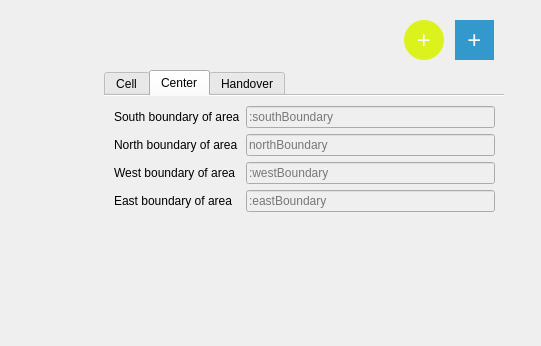
First picture: the form in LTEsimGeneratorGUI/Ui/Windows/newmapwindow.ui, repository moniss23/junit4, before the edit; both pictures show x 646 to 1187 and y 0 to 346 of the 1187 by 816 pixel window.
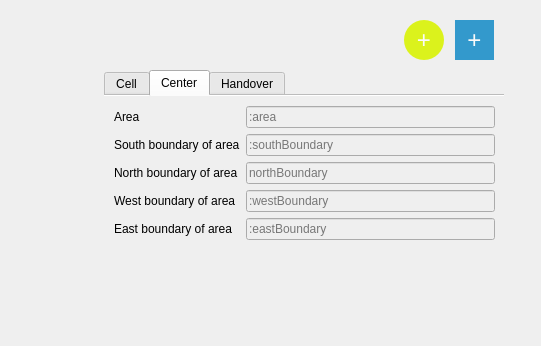
Second picture: the form after the edit. The open tabs and pages were chosen to show the change. Icons and pictures are not drawn.

```diff
--- a/LTEsimGeneratorGUI/Ui/Windows/newmapwindow.ui
+++ b/LTEsimGeneratorGUI/Ui/Windows/newmapwindow.ui
@@ -658,7 +658,7 @@
      <enum>QTabWidget::Rounded</enum>
     </property>
     <property name="currentIndex">
-     <number>2</number>
+     <number>1</number>
     </property>
     <property name="documentMode">
      <bool>true</bool>
@@ -1058,18 +1058,18 @@
         <x>10</x>
         <y>10</y>
         <width>381</width>
-        <height>111</height>
+        <height>161</height>
        </rect>
       </property>
       <layout class="QFormLayout" name="formLayout_4">
-       <item row="0" column="0">
-        <widget class="QLabel" name="center_label_1">
+       <item row="1" column="0">
+        <widget class="QLabel" name="center_label_2">
          <property name="text">
           <string>South boundary of area</string>
          </property>
         </widget>
        </item>
-       <item row="0" column="1">
+       <item row="1" column="1">
         <widget class="QLineEdit" name="southCenterBoundary">
          <property name="enabled">
           <bool>false</bool>
@@ -1079,14 +1079,14 @@
          </property>
         </widget>
        </item>
-       <item row="1" column="0">
-        <widget class="QLabel" name="center_label_2">
+       <item row="2" column="0">
+        <widget class="QLabel" name="center_label_3">
          <property name="text">
           <string>North boundary of area</string>
          </property>
         </widget>
        </item>
-       <item row="1" column="1">
+       <item row="2" column="1">
         <widget class="QLineEdit" name="northCenterBoundary">
          <property name="enabled">
           <bool>false</bool>
@@ -1096,14 +1096,14 @@
          </property>
         </widget>
        </item>
-       <item row="2" column="0">
-        <widget class="QLabel" name="center_label_3">
+       <item row="3" column="0">
+        <widget class="QLabel" name="center_label_4">
          <property name="text">
           <string>West boundary of area</string>
          </property>
         </widget>
        </item>
-       <item row="2" column="1">
+       <item row="3" column="1">
         <widget class="QLineEdit" name="westCenterBoundary">
          <property name="enabled">
           <bool>false</bool>
@@ -1113,7 +1113,7 @@
          </property>
         </widget>
        </item>
-       <item row="3" column="1">
+       <item row="4" column="1">
         <widget class="QLineEdit" name="eastCenterBoundary">
          <property name="enabled">
           <bool>false</bool>
@@ -1123,13 +1123,30 @@
          </property>
         </widget>
        </item>
-       <item row="3" column="0">
-        <widget class="QLabel" name="center_label_4">
+       <item row="4" column="0">
+        <widget class="QLabel" name="center_label_5">
          <property name="text">
           <string>East boundary of area</string>
          </property>
         </widget>
        </item>
+       <item row="0" column="0">
+        <widget class="QLabel" name="center_label_1">
+         <property name="text">
+          <string>Area</string>
+         </property>
+        </widget>
+       </item>
+       <item row="0" column="1">
+        <widget class="QLineEdit" name="centerArea">
+         <property name="enabled">
+          <bool>false</bool>
+         </property>
+         <property name="placeholderText">
+          <string>:area</string>
+         </property>
+        </widget>
+       </item>
       </layout>
      </widget>
     </widget>
```
